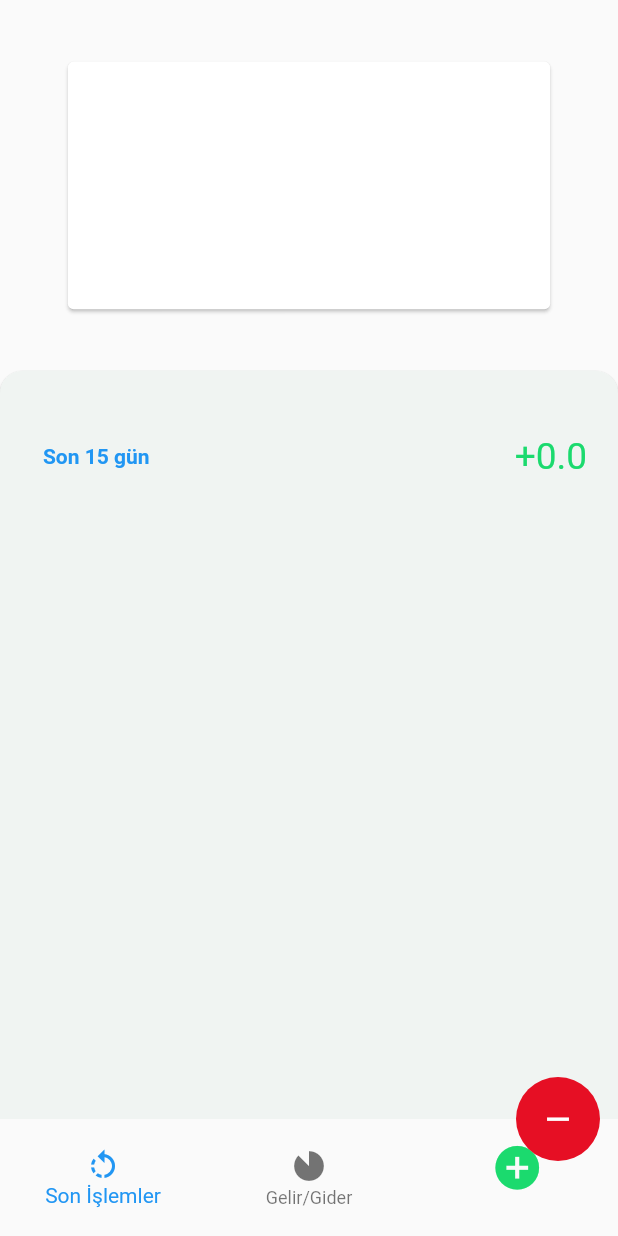
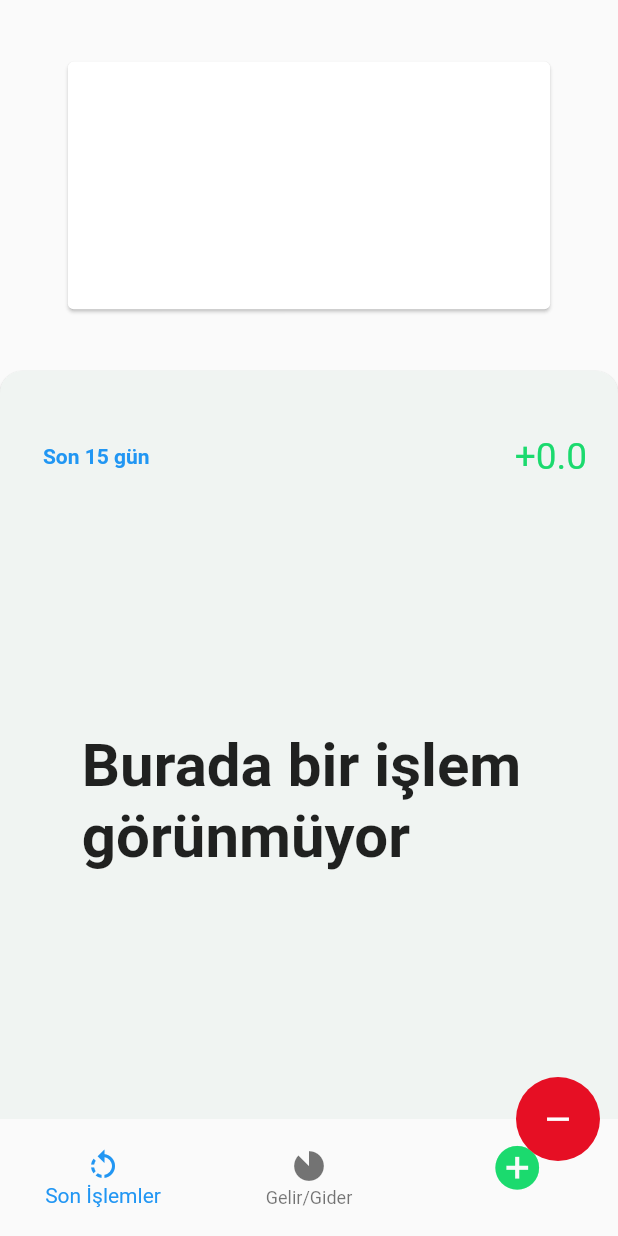
Before and after one commit to hazarduman0/kasa, a Flutter app: the screen it shows after launch, on a phone screen of 412 x 824 dp. Run offline on Flutter 3.47's test engine with Material 2 defaults, Android fonts, the light colour scheme and no system bars; our stand-ins replace get, get_storage, sqflite, timeline_tile; accounts and stored records are empty.

Commit message:
Update home_page.dart

```diff
--- a/lib/ui/screens/home_page.dart
+++ b/lib/ui/screens/home_page.dart
@@ -73,12 +73,17 @@ class HomePage extends StatelessWidget {
 
                           amount.isLoading
                               ? const Center(child: CircularProgressIndicator())
-                              : Column(
+                              : getAmountWidgetList().isNotEmpty ? Column(
                                   //listviewBuilder
                                   mainAxisSize: MainAxisSize.min,
                                   children: getAmountWidgetList() +
                                       [SizedBox(height: Get.height * 0.1)],
-                                )
+                                ) : Container(
+                                  height: Get.height / 2,
+                                  width: Get.width,
+                                  alignment: Alignment.center,
+                                  child: const Text('Burada bir işlem \ngörünmüyor', style: TextStyle(fontSize: 40.0, fontWeight: FontWeight.bold)),
+                                ),
                         ],
                       );
                     }),
```
